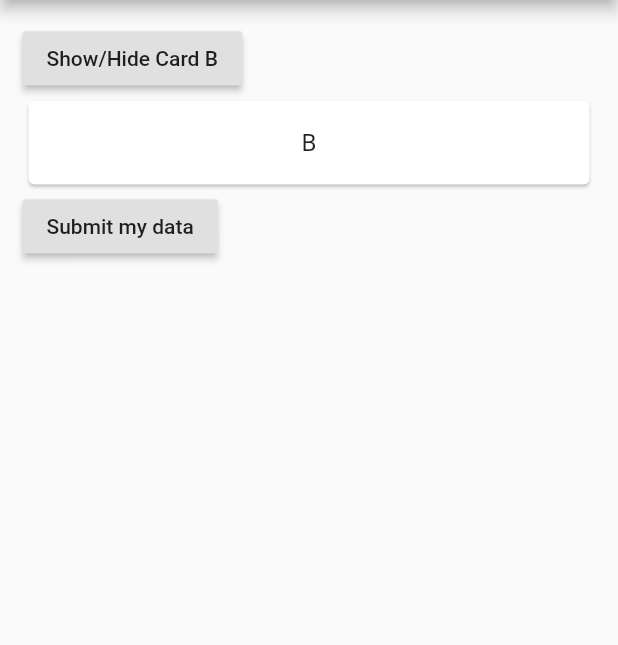
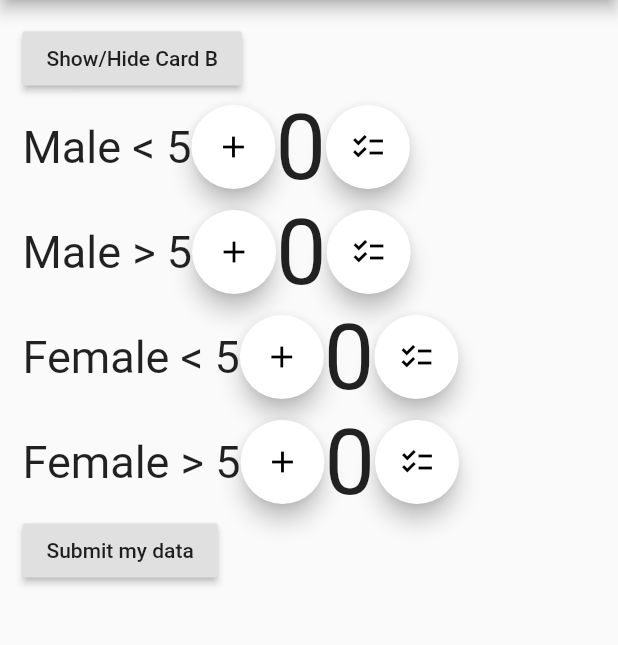
Before and after one commit to nyss-platform-norcross/nyss-reporting, a Flutter app: the screen it shows after launch, on a phone screen of 412 x 824 dp, the part 84-729 px from its top. Run offline on Flutter 3.47's test engine with Material 2 defaults, Android fonts, the phone set to English and light mode, and no system bars; missing offline and left inert: flutter_sms.

Commit message:
Counter widget

```diff
--- a/lib/main.dart
+++ b/lib/main.dart
@@ -1,5 +1,6 @@
 import 'package:flutter/material.dart';
 import "selectHealthRisk.dart";
+import "peopleCounter.dart";
 import "sendSMS.dart";
 
 class VisibilityExample extends StatefulWidget {
@@ -18,6 +19,65 @@ class _VisibilityExampleState extends State {
   num _maleOverFive = 0;
   num _femaleUnderFive = 0;
   num _femaleOverFive = 0;
+
+  void addMaleUnderFive(){
+    setState(() {
+      _maleUnderFive = _maleUnderFive + 1;
+    });
+  }
+   void addMaleOverFive(){
+    setState(() {
+      _maleOverFive = _maleOverFive + 1;
+    });
+  }
+
+ void addFemaleUnderFive(){
+    setState(() {
+      _femaleUnderFive = _femaleUnderFive + 1;
+    });
+  }
+
+ void addFemaleOverFive(){
+    setState(() {
+      _femaleOverFive = _femaleOverFive + 1;
+    });
+  }
+
+
+  void decrementMaleUnderFive(){
+    if(_maleUnderFive == 0 ){
+      return;
+    }
+    setState(() {
+      _maleUnderFive = _maleUnderFive - 1;
+    });
+  }
+   void decrementMaleOverFive(){
+     if(_maleOverFive == 0 ){
+      return;
+    }
+    setState(() {
+      _maleOverFive = _maleOverFive - 1;
+    });
+  }
+
+ void decrementFemaleUnderFive(){
+   if(_femaleUnderFive == 0 ){
+      return;
+    }
+    setState(() {
+      _femaleUnderFive = _femaleUnderFive - 1;
+    });
+  }
+
+ void decrementFemaleOverFive(){
+   if(_femaleOverFive == 0 ){
+      return;
+    }
+    setState(() {
+      _femaleOverFive = _femaleOverFive - 1;
+    });
+  }
 
   // TODO: Get that data from the backend
   List<String> phoneNumbers = ["+32000000000"];
@@ -63,13 +123,20 @@ class _VisibilityExampleState extends State {
                         selectHealthRisk: _selectHealthRisk)),
                 Visibility(
                   visible: _isVisible,
-                  child: Card(
-                    child: new ListTile(
-                      title: Center(
-                        child: new Text('B'),
-                      ),
-                    ),
-                  ),
+                  child: PeopleCounter(
+                    maleOverFive: _maleOverFive,
+                    maleUnderFive: _maleUnderFive,
+                    femaleOverFive: _femaleOverFive,
+                    femaleUnderFive: _femaleUnderFive,
+                    addMaleUnderFive: addMaleUnderFive,
+                    addMaleOverFive: addMaleOverFive,
+                    addFemaleUnderFive: addFemaleUnderFive,
+                    addFemaleOverFive: addFemaleOverFive,
+                    decrementMaleUnderFive: decrementMaleUnderFive,
+                    decrementMaleOverFive: decrementMaleOverFive,
+                    decrementFemaleUnderFive: decrementFemaleUnderFive,
+                    decrementFemaleOverFive: decrementFemaleOverFive
+                  )
                 ),
                 RaisedButton(
                   child: Text('Submit my data'),
--- /dev/null
+++ b/lib/peopleCounter.dart
@@ -0,0 +1,137 @@
+import 'package:flutter/material.dart';
+
+class PeopleCounter extends StatelessWidget {
+  PeopleCounter(
+      {Key key,
+      @required this.maleUnderFive,
+      @required this.maleOverFive,
+      @required this.femaleUnderFive,
+      @required this.femaleOverFive,
+      @required this.addMaleUnderFive,
+      @required this.addMaleOverFive,
+      @required this.addFemaleUnderFive,
+      @required this.addFemaleOverFive,
+      @required this.decrementMaleUnderFive,
+      @required this.decrementMaleOverFive,
+      @required this.decrementFemaleUnderFive,
+      @required this.decrementFemaleOverFive,
+
+      })
+      : super(key: key);
+
+  final num maleUnderFive;
+  final num maleOverFive;
+  final num femaleUnderFive;
+  final num femaleOverFive;
+
+  final Function addMaleUnderFive;
+  final Function addMaleOverFive;
+  final Function addFemaleUnderFive;
+  final Function addFemaleOverFive;
+
+  final Function decrementMaleUnderFive;
+  final Function decrementMaleOverFive;
+  final Function decrementFemaleUnderFive;
+  final Function decrementFemaleOverFive;
+
+
+
+  @override
+  Widget build(BuildContext context) {
+    return Center(
+        child: new Center(
+          child: Column(children: <Widget>[
+            new Row(
+            children: <Widget>[
+              new Text('Male < 5', style: new TextStyle(fontSize: 30.0)),
+              new FloatingActionButton(
+                onPressed: addMaleUnderFive,
+                child: new Icon(
+                  Icons.add,
+                  color: Colors.black,
+                ),
+                backgroundColor: Colors.white,
+              ),
+              new Text('$maleUnderFive', style: new TextStyle(fontSize: 60.0)),
+              new FloatingActionButton(
+                onPressed:  decrementMaleUnderFive,
+                child: new Icon(
+                    const IconData(0xe15b, fontFamily: 'MaterialIcons'),
+                    color: Colors.black),
+                backgroundColor: Colors.white,
+              ),
+            ],
+          ),
+
+            new Row(
+            children: <Widget>[
+              new Text('Male > 5', style: new TextStyle(fontSize: 30.0)),
+              new FloatingActionButton(
+                onPressed: addMaleOverFive,
+                child: new Icon(
+                  Icons.add,
+                  color: Colors.black,
+                ),
+                backgroundColor: Colors.white,
+              ),
+              new Text('$maleOverFive', style: new TextStyle(fontSize: 60.0)),
+              new FloatingActionButton(
+                onPressed:  decrementMaleOverFive,
+                child: new Icon(
+                    const IconData(0xe15b, fontFamily: 'MaterialIcons'),
+                    color: Colors.black),
+                backgroundColor: Colors.white,
+              ),
+            ],
+          ),
+
+            new Row(
+            children: <Widget>[
+              new Text('Female < 5', style: new TextStyle(fontSize: 30.0)),
+              new FloatingActionButton(
+                onPressed: addFemaleUnderFive,
+                child: new Icon(
+                  Icons.add,
+                  color: Colors.black,
+                ),
+                backgroundColor: Colors.white,
+              ),
+              new Text('$femaleUnderFive', style: new TextStyle(fontSize: 60.0)),
+              new FloatingActionButton(
+                onPressed:  decrementFemaleUnderFive,
+                child: new Icon(
+                    const IconData(0xe15b, fontFamily: 'MaterialIcons'),
+                    color: Colors.black),
+                backgroundColor: Colors.white,
+              ),
+            ],
+          ),
+
+            new Row(
+            children: <Widget>[
+              new Text('Female > 5', style: new TextStyle(fontSize: 30.0)),
+
+              new FloatingActionButton(
+                onPressed: addFemaleOverFive,
+                child: new Icon(
+                  Icons.add,
+                  color: Colors.black,
+                ),
+                backgroundColor: Colors.white,
+              ),
+              new Text('$femaleOverFive', style: new TextStyle(fontSize: 60.0)),
+              new FloatingActionButton(
+                onPressed:  decrementFemaleOverFive,
+                child: new Icon(
+                    const IconData(0xe15b, fontFamily: 'MaterialIcons'),
+                    color: Colors.black),
+                backgroundColor: Colors.white,
+              ),
+            ],
+          ),
+          ]
+        ),
+      )
+    );
+  }
+}
```
